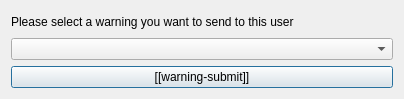
First picture: the form in src/huggle_ui/warninglist.ui, repository huggle/huggle3-qt-lx, before the edit.
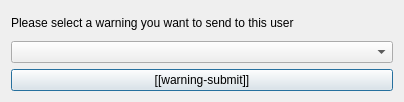
Second picture: the form after the edit. Icons and pictures are not drawn.

The edit to the form file:
```diff
--- a/src/huggle_ui/warninglist.ui
+++ b/src/huggle_ui/warninglist.ui
@@ -7,7 +7,7 @@
     <x>0</x>
     <y>0</y>
     <width>404</width>
-    <height>99</height>
+    <height>102</height>
    </rect>
   </property>
   <property name="windowTitle">
```
Left out of the diff: 4 changed lines with no effect on the pictures.
